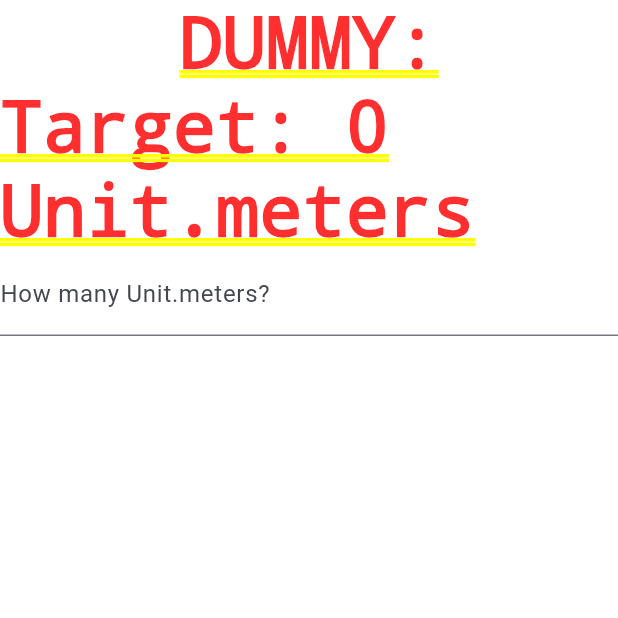
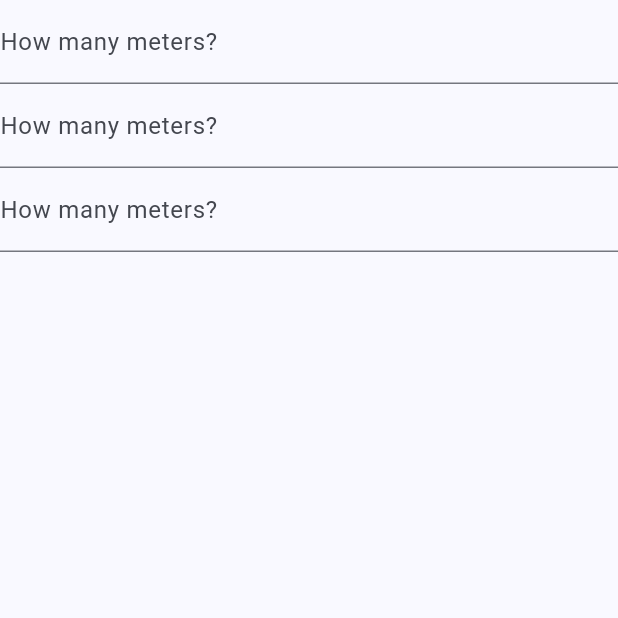
Before and after one commit to GimmeMahHamburger/AndroidDevHomework, a Flutter app: the screen it shows after launch, on a phone screen of 412 x 824 dp, the top half of it. Run offline on Flutter 3.47's test engine with Material 3 defaults, Android fonts, the phone set to English and light mode, and no system bars.

Commit message:
workoutRecordingPage added

```diff
--- a/lib/main.dart
+++ b/lib/main.dart
@@ -1,7 +1,8 @@
 import 'package:flutter/material.dart';
-import 'package:homework_1/workout_recording_single.dart';
+//import 'package:homework_1/workout_recording_single.dart';
 import 'data_structures.dart';
 import 'workout_details.dart';
+import 'workout_recording_page.dart';
 
 void main() {
   runApp(WorkoutHistoryPage());
@@ -18,7 +19,7 @@ class WorkoutHistoryPage extends StatelessWidget {
         colorScheme: ColorScheme.fromSeed(seedColor: Colors.blueAccent),
         useMaterial3: true,
       ),
-      home: WorkoutRecordingSingle(ex: DUMMYEXERCISE),
+      home: WorkoutRecordingPage(),
       //home: WorkoutDetails(workout: tempData),
     );
   }
--- /dev/null
+++ b/lib/workout_recording_page.dart
@@ -0,0 +1,25 @@
+import 'package:flutter/material.dart';
+import 'data_structures.dart';
+import 'workout_recording_single.dart';
+
+class WorkoutRecordingPage extends StatelessWidget {
+  WorkoutRecordingPage({super.key});
+  final line1=TextEditingController();
+  final line2=TextEditingController();
+  final line3=TextEditingController();
+
+  @override
+  Widget build(BuildContext context) {
+    return Scaffold(
+      body:SafeArea(
+        child:Column(
+          children:[
+            WorkoutRecordingSingle(ex:DUMMYEXERCISE,output:line1),
+            WorkoutRecordingSingle(ex:DUMMYEXERCISE,output:line2),
+            WorkoutRecordingSingle(ex:DUMMYEXERCISE,output:line3),
+          ]
+        )
+      )
+    );
+  }
+}
--- a/lib/workout_recording_single.dart
+++ b/lib/workout_recording_single.dart
@@ -1,8 +1,11 @@
 import 'package:flutter/material.dart';
 import 'data_structures.dart';
+
 class WorkoutRecordingSingle extends StatefulWidget {
   final Exercise ex;
-  const WorkoutRecordingSingle({super.key, required this.ex});
+  final output;
+
+  const WorkoutRecordingSingle({super.key, required this.ex, required this.output});
 
   @override
   State<WorkoutRecordingSingle> createState() => _WorkoutRecordingSingleState();
@@ -10,22 +13,50 @@ class WorkoutRecordingSingle extends StatefulWidget {
 
 class _WorkoutRecordingSingleState extends State<WorkoutRecordingSingle> {
   final _formKey = GlobalKey<FormState>();
-  final _output  = TextEditingController();
+
+  Result ?_result;
+
 
   @override
   Widget build(BuildContext context) {
-    return Column(
+    return Form(
+      key:_formKey,
+      child:Column(
         children:[
-          Text("${widget.ex.name}:"),
-          Text("Target: ${widget.ex.target} ${widget.ex.measure} "),
-          Form(
-              key: _formKey,
-              child: TextFormField(
-                  decoration: InputDecoration(labelText:"How many ${widget.ex.measure}?"),
-                  controller: _output
-              )
+          TextFormField(
+            decoration:InputDecoration(labelText:"How many ${widget.ex.measure.name}?"),
+            controller:widget.output
           )
         ]
+      )
     );
   }
+  /*Widget build(BuildContext context) {
+    return Row(
+      children:[
+        Column(
+          children:[
+            Text("${widget.ex.name}:"),
+            Text("Target: ${widget.ex.target} ${widget.ex.measure.name} "),
+          ]
+        ),
+        Form(
+          key: _formKey,
+          child: TextFormField(
+            decoration: InputDecoration(labelText:"How many ${widget.ex.measure}?"),
+            controller: _output,
+            validator: (input) {
+              if(input == null || input.isEmpty) {
+                return 'No empties plz';
+              }else if(double.tryParse(input)==null){
+                return "Has to be a number plz";
+              }
+              return null;
+            },
+          )
+        ),
+
+      ]
+    );
+  }*/
 }
--- a/pubspec.yaml
+++ b/pubspec.yaml
@@ -34,6 +34,7 @@ dependencies:
   # The following adds the Cupertino Icons font to your application.
   # Use with the CupertinoIcons class for iOS style icons.
   cupertino_icons: ^1.0.8
+  provider: ^6.1.2
 
 dev_dependencies:
   flutter_test:
```
Also changed, not shown: pubspec.lock.
